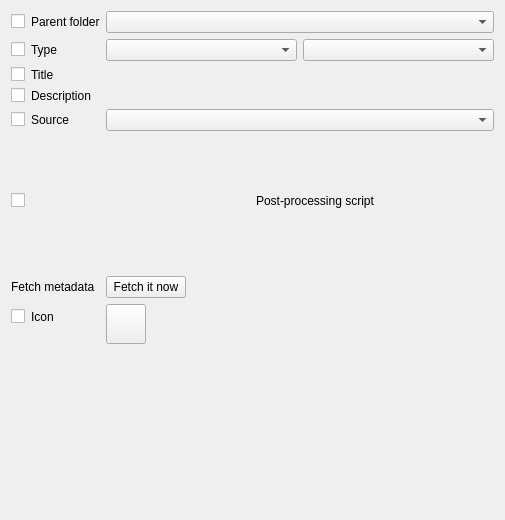
This is src/librssguard/services/standard/gui/standardfeeddetails.ui in martinrotter/rssguard as Qt 5 draws it before an edit. The edited form follows.
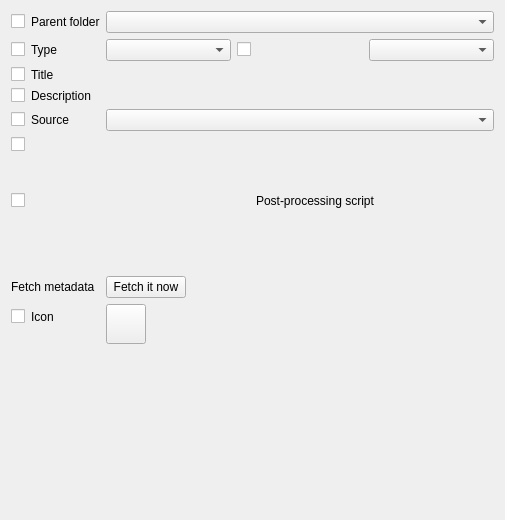
This is the edited form. Custom widgets are drawn as their Qt base class.

Commit message: work on multi feed select, should work now for feeds

The edit to the form file:
```diff
--- a/src/librssguard/services/standard/gui/standardfeeddetails.ui
+++ b/src/librssguard/services/standard/gui/standardfeeddetails.ui
@@ -73,6 +73,9 @@
        </property>
       </widget>
      </item>
+     <item>
+      <widget class="MultiFeedEditCheckBox" name="m_mcbEncoding"/>
+     </item>
      <item>
       <widget class="QComboBox" name="m_cmbEncoding">
        <property name="toolTip">
@@ -125,7 +128,7 @@
    <item row="4" column="0">
     <layout class="QHBoxLayout" name="horizontalLayout_7">
      <item>
-      <widget class="MultiFeedEditCheckBox" name="m_mcbSource"/>
+      <widget class="MultiFeedEditCheckBox" name="m_mcbSourceType"/>
      </item>
      <item>
       <widget class="QLabel" name="label">
@@ -142,7 +145,7 @@
    <item row="4" column="1">
     <widget class="QComboBox" name="m_cmbSourceType"/>
    </item>
-   <item row="5" column="0" colspan="2">
+   <item row="5" column="1">
     <widget class="TextEditWithStatus" name="m_txtSource" native="true">
      <property name="minimumSize">
       <size>
@@ -295,6 +298,9 @@
      </property>
     </spacer>
    </item>
+   <item row="5" column="0">
+    <widget class="MultiFeedEditCheckBox" name="m_mcbSource"/>
+   </item>
   </layout>
  </widget>
  <customwidgets>
```
Left out of the diff: 2 changed lines with no effect on the pictures. Lines whose indentation alone changed are shown as unchanged. The commit also changes 1 other file.
